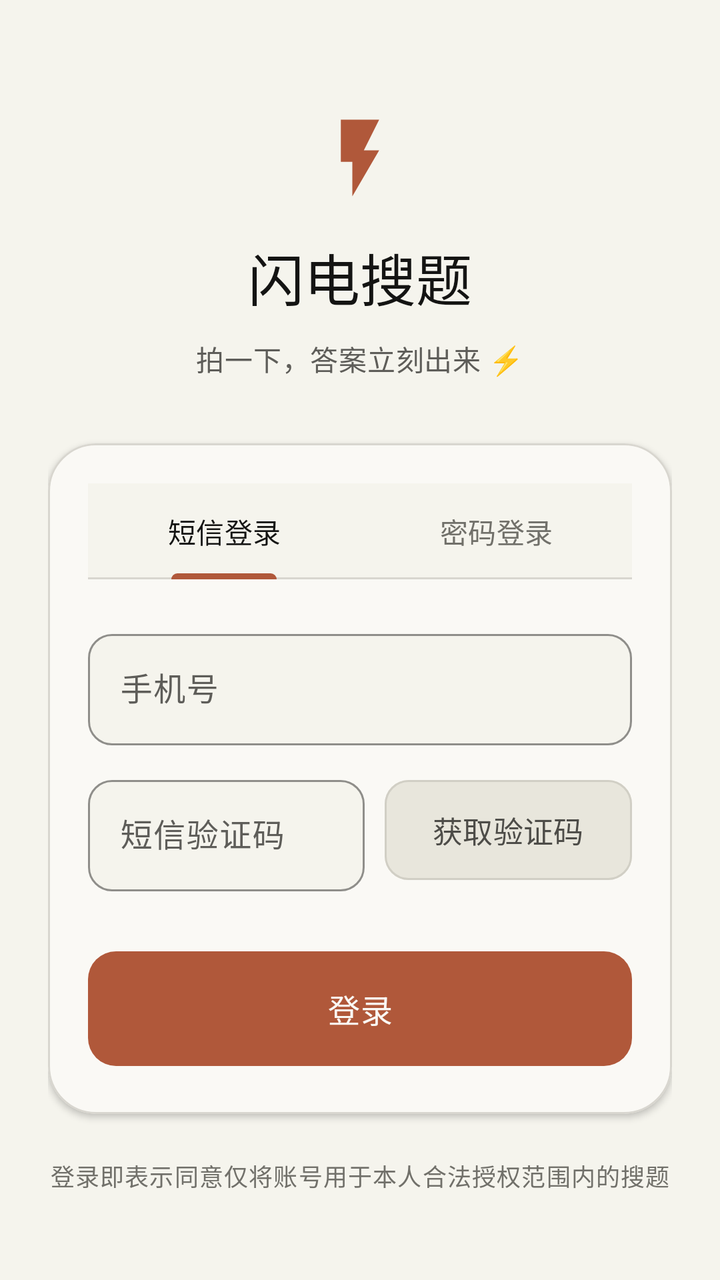
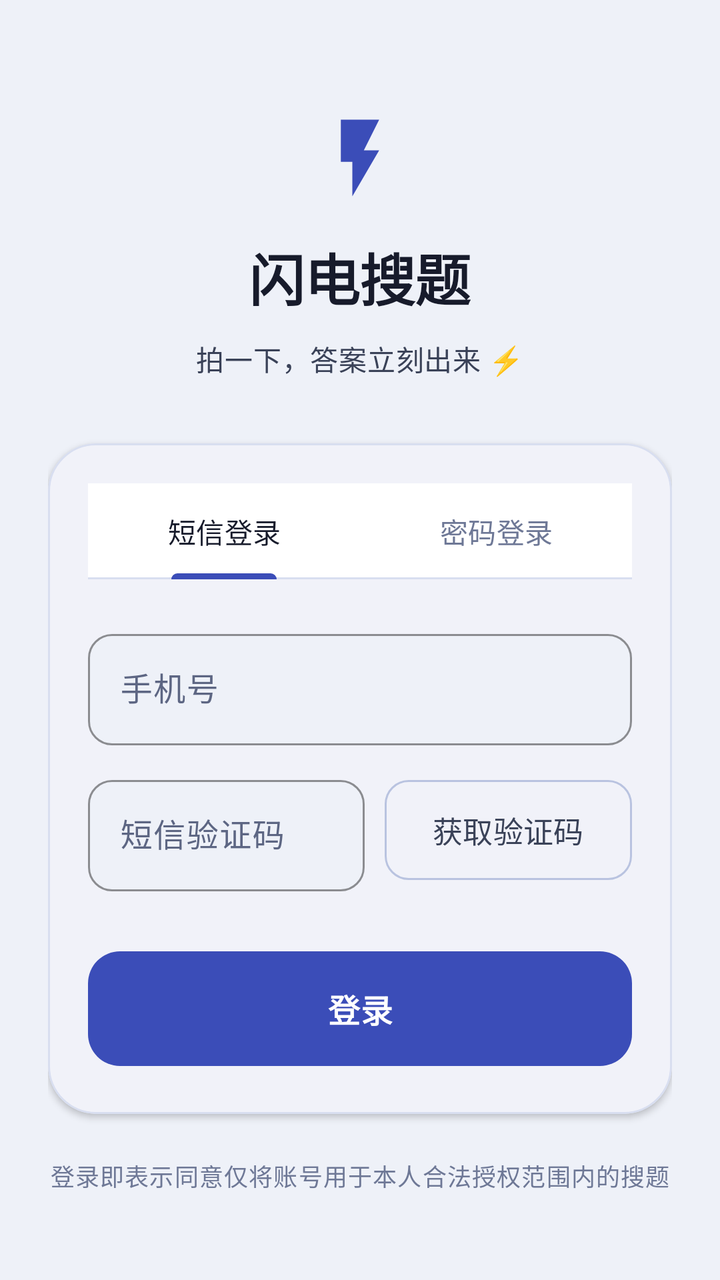

The first picture is an Android layout as it rendered before a commit; the second is the same layout after the commit. The layout source and the unified diff follow.
<!-- AndroidManifest.xml: application theme Theme.FlashSearch -->
<!-- res/layout/activity_login.xml -->
<?xml version="1.0" encoding="utf-8"?>
<ScrollView xmlns:android="http://schemas.android.com/apk/res/android"
    xmlns:app="http://schemas.android.com/apk/res-auto"
    android:id="@+id/root"
    android:layout_width="match_parent"
    android:layout_height="match_parent"
    android:background="?android:attr/colorBackground"
    android:fillViewport="true">

    <LinearLayout
        android:layout_width="match_parent"
        android:layout_height="wrap_content"
        android:gravity="center_horizontal"
        android:orientation="vertical"
        android:paddingStart="24dp"
        android:paddingTop="56dp"
        android:paddingEnd="24dp"
        android:paddingBottom="32dp">

        <ImageView
            android:layout_width="46dp"
            android:layout_height="46dp"
            android:contentDescription="@string/app_name"
            android:src="@drawable/ic_bolt"
            app:tint="@color/terracotta" />

        <TextView
            android:layout_width="wrap_content"
            android:layout_height="wrap_content"
            android:layout_marginTop="16dp"
            android:text="@string/app_name"
            android:textAppearance="@style/TextAppearance.FlashSearch.Serif.Display" />

        <TextView
            android:layout_width="wrap_content"
            android:layout_height="wrap_content"
            android:layout_marginTop="10dp"
            android:text="@string/brand_tagline"
            android:textAppearance="@style/TextAppearance.FlashSearch.Body" />

        <com.google.android.material.card.MaterialCardView
            android:layout_width="match_parent"
            android:layout_height="wrap_content"
            android:layout_marginTop="32dp"
            app:cardBackgroundColor="@color/ivory"
            app:cardCornerRadius="24dp"
            app:cardElevation="2dp"
            app:strokeColor="@color/border_cream"
            app:strokeWidth="1dp">

            <LinearLayout
                android:layout_width="match_parent"
                android:layout_height="wrap_content"
                android:orientation="vertical"
                android:padding="20dp">

                <com.google.android.material.tabs.TabLayout
                    android:id="@+id/modeTabs"
                    android:layout_width="match_parent"
                    android:layout_height="wrap_content"
                    app:tabIndicatorColor="@color/terracotta"
                    app:tabIndicatorFullWidth="false"
                    app:tabMode="fixed"
                    app:tabSelectedTextColor="@color/near_black"
                    app:tabTextColor="@color/stone_gray">

                    <com.google.android.material.tabs.TabItem
                        android:layout_width="wrap_content"
                        android:layout_height="wrap_content"
                        android:text="@string/login_tab_sms" />

                    <com.google.android.material.tabs.TabItem
                        android:layout_width="wrap_content"
                        android:layout_height="wrap_content"
                        android:text="@string/login_tab_password" />
                </com.google.android.material.tabs.TabLayout>

                <com.google.android.material.textfield.TextInputLayout
                    android:layout_width="match_parent"
                    android:layout_height="wrap_content"
                    android:layout_marginTop="22dp"
                    android:hint="@string/login_hint_phone"
                    app:boxBackgroundColor="@color/parchment"
                    app:boxCornerRadiusBottomEnd="12dp"
                    app:boxCornerRadiusBottomStart="12dp"
                    app:boxCornerRadiusTopEnd="12dp"
                    app:boxCornerRadiusTopStart="12dp"
                    app:boxStrokeColor="@color/terracotta">

                    <com.google.android.material.textfield.TextInputEditText
                        android:id="@+id/phoneInput"
                        android:layout_width="match_parent"
                        android:layout_height="wrap_content"
                        android:inputType="phone"
                        android:maxLength="11" />
                </com.google.android.material.textfield.TextInputLayout>

                <LinearLayout
                    android:id="@+id/codeRow"
                    android:layout_width="match_parent"
                    android:layout_height="wrap_content"
                    android:layout_marginTop="12dp"
                    android:gravity="center_vertical"
                    android:orientation="horizontal">

                    <com.google.android.material.textfield.TextInputLayout
                        android:layout_width="0dp"
                        android:layout_height="wrap_content"
                        android:layout_weight="1"
                        android:hint="@string/login_hint_code"
                        app:boxBackgroundColor="@color/parchment"
                        app:boxCornerRadiusBottomEnd="12dp"
                        app:boxCornerRadiusBottomStart="12dp"
                        app:boxCornerRadiusTopEnd="12dp"
                        app:boxCornerRadiusTopStart="12dp"
                        app:boxStrokeColor="@color/terracotta">

                        <com.google.android.material.textfield.TextInputEditText
                            android:id="@+id/codeInput"
                            android:layout_width="match_parent"
                            android:layout_height="wrap_content"
                            android:inputType="number"
                            android:maxLength="8" />
                    </com.google.android.material.textfield.TextInputLayout>

                    <com.google.android.material.button.MaterialButton
                        android:id="@+id/sendCodeButton"
                        style="@style/Widget.FlashSearch.SecondaryButton"
                        android:layout_width="wrap_content"
                        android:layout_height="wrap_content"
                        android:layout_marginStart="10dp"
                        android:text="@string/action_send_code" />
                </LinearLayout>

                <com.google.android.material.textfield.TextInputLayout
                    android:id="@+id/passwordBox"
                    android:layout_width="match_parent"
                    android:layout_height="wrap_content"
                    android:layout_marginTop="12dp"
                    android:hint="@string/login_hint_password"
                    android:visibility="gone"
                    app:boxBackgroundColor="@color/parchment"
                    app:boxCornerRadiusBottomEnd="12dp"
                    app:boxCornerRadiusBottomStart="12dp"
                    app:boxCornerRadiusTopEnd="12dp"
                    app:boxCornerRadiusTopStart="12dp"
                    app:boxStrokeColor="@color/terracotta"
                    app:endIconMode="password_toggle">

                    <com.google.android.material.textfield.TextInputEditText
                        android:id="@+id/passwordInput"
                        android:layout_width="match_parent"
                        android:layout_height="wrap_content"
                        android:inputType="textPassword" />
                </com.google.android.material.textfield.TextInputLayout>

                <com.google.android.material.button.MaterialButton
                    android:id="@+id/loginButton"
                    style="@style/Widget.FlashSearch.PrimaryButton"
                    android:layout_width="match_parent"
                    android:layout_height="wrap_content"
                    android:layout_marginTop="26dp"
                    android:text="@string/action_login" />

                <ProgressBar
                    android:id="@+id/progress"
                    android:layout_width="wrap_content"
                    android:layout_height="wrap_content"
                    android:layout_gravity="center_horizontal"
                    android:layout_marginTop="16dp"
                    android:indeterminateTint="@color/terracotta"
                    android:visibility="gone" />
            </LinearLayout>
        </com.google.android.material.card.MaterialCardView>

        <TextView
            android:layout_width="match_parent"
            android:layout_height="wrap_content"
            android:layout_marginTop="22dp"
            android:gravity="center"
            android:text="@string/login_privacy_hint"
            android:textAppearance="@style/TextAppearance.FlashSearch.Caption" />
    </LinearLayout>
</ScrollView>
<!-- resources referenced by this layout -->
<resources>
  <color name="border_cream">#D8D6CF</color>
  <color name="ivory">#FAF9F5</color>
  <color name="near_black">#141413</color>
  <color name="parchment">#F5F4ED</color>
  <color name="stone_gray">#71706A</color>
  <color name="terracotta">#B0583A</color>
  <style name="TextAppearance.FlashSearch.Body" parent="TextAppearance.Material3.BodyMedium">
          <item name="android:lineSpacingMultiplier">1.5</item>
          <item name="android:textColor">@color/olive_gray</item>
      </style>
  <style name="TextAppearance.FlashSearch.Caption" parent="TextAppearance.Material3.BodySmall">
          <item name="android:lineSpacingMultiplier">1.4</item>
          <item name="android:textColor">@color/stone_gray</item>
      </style>
  <style name="TextAppearance.FlashSearch.Serif.Display" parent="TextAppearance.Material3.HeadlineMedium">
          <item name="android:fontFamily">serif</item>
          <item name="android:textStyle">normal</item>
          <item name="android:textColor">@color/near_black</item>
          <item name="android:letterSpacing">0</item>
          <item name="android:lineSpacingMultiplier">1.15</item>
          <item name="android:textFontWeight" tools:targetApi="28">500</item>
      </style>
  <style name="Widget.FlashSearch.PrimaryButton" parent="Widget.Material3.Button">
          <item name="backgroundTint">@color/terracotta</item>
          <item name="android:textColor">@color/ivory</item>
          <item name="android:paddingTop">17dp</item>
          <item name="android:paddingBottom">17dp</item>
          <item name="android:textSize">16sp</item>
          <item name="android:letterSpacing">0.01</item>
          <item name="cornerRadius">14dp</item>
          <item name="iconSize">20dp</item>
          <item name="iconGravity">textStart</item>
          <item name="iconPadding">10dp</item>
          <item name="iconTint">@color/ivory</item>
          <item name="elevation">0dp</item>
          <item name="rippleColor">#33FFFFFF</item>
      </style>
  <style name="Widget.FlashSearch.SecondaryButton" parent="Widget.Material3.Button.OutlinedButton">
          <item name="backgroundTint">@color/warm_sand</item>
          <item name="android:textColor">@color/charcoal_warm</item>
          <item name="strokeColor">@color/ring_warm</item>
          <item name="strokeWidth">1dp</item>
          <item name="cornerRadius">12dp</item>
          <item name="android:paddingTop">14dp</item>
          <item name="android:paddingBottom">14dp</item>
          <item name="android:textSize">15sp</item>
          <item name="iconTint">@color/charcoal_warm</item>
          <item name="elevation">0dp</item>
      </style>
  <style name="Theme.FlashSearch" parent="Theme.Material3.DayNight.NoActionBar">
          <item name="colorPrimary">@color/terracotta</item>
          <item name="colorOnPrimary">@color/ivory</item>
          <item name="colorPrimaryContainer">@color/warm_sand</item>
          <item name="colorOnPrimaryContainer">@color/charcoal_warm</item>
          <item name="colorSecondary">@color/coral</item>
          <item name="colorOnSecondary">@color/near_black</item>
          <item name="colorError">@color/error_crimson</item>
  
          <item name="colorSurface">@color/parchment</item>
          <item name="colorOnSurface">@color/near_black</item>
          <item name="colorSurfaceVariant">@color/ivory</item>
          <item name="colorOnSurfaceVariant">@color/olive_gray</item>
          <item name="colorSurfaceContainerLowest">@color/pure_white</item>
          <item name="colorSurfaceContainerLow">@color/ivory</item>
          <item name="colorSurfaceContainer">@color/ivory</item>
          <item name="colorSurfaceContainerHigh">@color/warm_sand</item>
          <item name="colorSurfaceContainerHighest">@color/warm_sand</item>
          <item name="colorOutline">@color/ring_warm</item>
          <item name="colorOutlineVariant">@color/border_cream</item>
  
          <item name="android:colorBackground">@color/parchment</item>
          <item name="android:windowBackground">@color/parchment</item>
          <item name="android:statusBarColor">@android:color/transparent</item>
          <item name="android:navigationBarColor">@android:color/transparent</item>
          
          <item name="android:windowLightStatusBar" tools:targetApi="23">true</item>
          <item name="android:windowLightNavigationBar" tools:targetApi="27">true</item>
      </style>
  <color name="olive_gray">#5E5D59</color>
  <color name="warm_sand">#E8E6DC</color>
  <color name="charcoal_warm">#4D4C48</color>
  <color name="ring_warm">#D1CFC5</color>
  <color name="coral">#D97757</color>
  <color name="error_crimson">#B53333</color>
  <color name="pure_white">#FFFFFF</color>
  <!-- unchanged entries left out for length: 11 -->
</resources>

<!-- the commit's change to res/layout/activity_login.xml (unified diff, before → after) -->
@@ -22,14 +22,14 @@
             android:layout_height="46dp"
             android:contentDescription="@string/app_name"
             android:src="@drawable/ic_bolt"
-            app:tint="@color/terracotta" />
+            app:tint="@color/brand" />
 
         <TextView
             android:layout_width="wrap_content"
             android:layout_height="wrap_content"
             android:layout_marginTop="16dp"
             android:text="@string/app_name"
-            android:textAppearance="@style/TextAppearance.FlashSearch.Serif.Display" />
+            android:textAppearance="@style/TextAppearance.FlashSearch.Display" />
 
         <TextView
             android:layout_width="wrap_content"
@@ -42,10 +42,10 @@
             android:layout_width="match_parent"
             android:layout_height="wrap_content"
             android:layout_marginTop="32dp"
-            app:cardBackgroundColor="@color/ivory"
+            app:cardBackgroundColor="@color/surface"
             app:cardCornerRadius="24dp"
             app:cardElevation="2dp"
-            app:strokeColor="@color/border_cream"
+            app:strokeColor="@color/line"
             app:strokeWidth="1dp">
 
             <LinearLayout
@@ -58,11 +58,11 @@
                     android:id="@+id/modeTabs"
                     android:layout_width="match_parent"
                     android:layout_height="wrap_content"
-                    app:tabIndicatorColor="@color/terracotta"
+                    app:tabIndicatorColor="@color/brand"
                     app:tabIndicatorFullWidth="false"
                     app:tabMode="fixed"
-                    app:tabSelectedTextColor="@color/near_black"
-                    app:tabTextColor="@color/stone_gray">
+                    app:tabSelectedTextColor="@color/ink"
+                    app:tabTextColor="@color/ink_tertiary">
 
                     <com.google.android.material.tabs.TabItem
                         android:layout_width="wrap_content"
@@ -80,12 +80,12 @@
                     android:layout_height="wrap_content"
                     android:layout_marginTop="22dp"
                     android:hint="@string/login_hint_phone"
-                    app:boxBackgroundColor="@color/parchment"
+                    app:boxBackgroundColor="@color/bg"
                     app:boxCornerRadiusBottomEnd="12dp"
                     app:boxCornerRadiusBottomStart="12dp"
                     app:boxCornerRadiusTopEnd="12dp"
                     app:boxCornerRadiusTopStart="12dp"
-                    app:boxStrokeColor="@color/terracotta">
+                    app:boxStrokeColor="@color/brand">
 
                     <com.google.android.material.textfield.TextInputEditText
                         android:id="@+id/phoneInput"
@@ -108,12 +108,12 @@
                         android:layout_height="wrap_content"
                         android:layout_weight="1"
                         android:hint="@string/login_hint_code"
-                        app:boxBackgroundColor="@color/parchment"
+                        app:boxBackgroundColor="@color/bg"
                         app:boxCornerRadiusBottomEnd="12dp"
                         app:boxCornerRadiusBottomStart="12dp"
                         app:boxCornerRadiusTopEnd="12dp"
                         app:boxCornerRadiusTopStart="12dp"
-                        app:boxStrokeColor="@color/terracotta">
+                        app:boxStrokeColor="@color/brand">
 
                         <com.google.android.material.textfield.TextInputEditText
                             android:id="@+id/codeInput"
@@ -139,12 +139,12 @@
                     android:layout_marginTop="12dp"
                     android:hint="@string/login_hint_password"
                     android:visibility="gone"
-                    app:boxBackgroundColor="@color/parchment"
+                    app:boxBackgroundColor="@color/bg"
                     app:boxCornerRadiusBottomEnd="12dp"
                     app:boxCornerRadiusBottomStart="12dp"
                     app:boxCornerRadiusTopEnd="12dp"
                     app:boxCornerRadiusTopStart="12dp"
-                    app:boxStrokeColor="@color/terracotta"
+                    app:boxStrokeColor="@color/brand"
                     app:endIconMode="password_toggle">
 
                     <com.google.android.material.textfield.TextInputEditText
@@ -168,7 +168,7 @@
                     android:layout_height="wrap_content"
                     android:layout_gravity="center_horizontal"
                     android:layout_marginTop="16dp"
-                    android:indeterminateTint="@color/terracotta"
+                    android:indeterminateTint="@color/brand"
                     android:visibility="gone" />
             </LinearLayout>
         </com.google.android.material.card.MaterialCardView>
<!-- resource entries referenced after the edit -->
@@ -1,90 +1,96 @@
 <!-- resources referenced by this layout -->
 <resources>
-  <color name="border_cream">#D8D6CF</color>
-  <color name="ivory">#FAF9F5</color>
-  <color name="near_black">#141413</color>
-  <color name="parchment">#F5F4ED</color>
-  <color name="stone_gray">#71706A</color>
-  <color name="terracotta">#B0583A</color>
+  <color name="bg">#EEF1F8</color>
+  <color name="brand">#3B4DB8</color>
+  <color name="ink">#171B2B</color>
+  <color name="ink_tertiary">#6E7896</color>
+  <color name="line">#D8DEF0</color>
+  <color name="surface">#FFFFFF</color>
   <style name="TextAppearance.FlashSearch.Body" parent="TextAppearance.Material3.BodyMedium">
           <item name="android:lineSpacingMultiplier">1.5</item>
-          <item name="android:textColor">@color/olive_gray</item>
+          <item name="android:textColor">@color/ink_body</item>
       </style>
   <style name="TextAppearance.FlashSearch.Caption" parent="TextAppearance.Material3.BodySmall">
           <item name="android:lineSpacingMultiplier">1.4</item>
-          <item name="android:textColor">@color/stone_gray</item>
+          <item name="android:textColor">@color/ink_tertiary</item>
       </style>
-  <style name="TextAppearance.FlashSearch.Serif.Display" parent="TextAppearance.Material3.HeadlineMedium">
-          <item name="android:fontFamily">serif</item>
-          <item name="android:textStyle">normal</item>
-          <item name="android:textColor">@color/near_black</item>
-          <item name="android:letterSpacing">0</item>
-          <item name="android:lineSpacingMultiplier">1.15</item>
-          <item name="android:textFontWeight" tools:targetApi="28">500</item>
+  <style name="TextAppearance.FlashSearch.Display" parent="TextAppearance.Material3.HeadlineMedium">
+          <item name="android:textStyle">bold</item>
+          <item name="android:textColor">@color/ink</item>
+          <item name="android:letterSpacing">-0.01</item>
+          <item name="android:lineSpacingMultiplier">1.2</item>
       </style>
   <style name="Widget.FlashSearch.PrimaryButton" parent="Widget.Material3.Button">
-          <item name="backgroundTint">@color/terracotta</item>
-          <item name="android:textColor">@color/ivory</item>
+          <item name="backgroundTint">@color/brand</item>
+          <item name="android:textColor">@color/on_brand</item>
           <item name="android:paddingTop">17dp</item>
           <item name="android:paddingBottom">17dp</item>
           <item name="android:textSize">16sp</item>
+          <item name="android:textStyle">bold</item>
           <item name="android:letterSpacing">0.01</item>
-          <item name="cornerRadius">14dp</item>
+          <item name="cornerRadius">@dimen/radius_md</item>
           <item name="iconSize">20dp</item>
           <item name="iconGravity">textStart</item>
           <item name="iconPadding">10dp</item>
-          <item name="iconTint">@color/ivory</item>
-          <item name="elevation">0dp</item>
-          <item name="rippleColor">#33FFFFFF</item>
+          <item name="iconTint">@color/on_brand</item>
+          <item name="elevation">2dp</item>
+          
+          <item name="rippleColor">@color/brand_pressed</item>
       </style>
   <style name="Widget.FlashSearch.SecondaryButton" parent="Widget.Material3.Button.OutlinedButton">
-          <item name="backgroundTint">@color/warm_sand</item>
-          <item name="android:textColor">@color/charcoal_warm</item>
-          <item name="strokeColor">@color/ring_warm</item>
+          <item name="backgroundTint">@color/surface</item>
+          <item name="android:textColor">@color/ink_body</item>
+          <item name="strokeColor">@color/line_strong</item>
           <item name="strokeWidth">1dp</item>
-          <item name="cornerRadius">12dp</item>
+          <item name="cornerRadius">@dimen/radius_sm</item>
           <item name="android:paddingTop">14dp</item>
           <item name="android:paddingBottom">14dp</item>
           <item name="android:textSize">15sp</item>
-          <item name="iconTint">@color/charcoal_warm</item>
+          <item name="iconTint">@color/ink_body</item>
           <item name="elevation">0dp</item>
       </style>
   <style name="Theme.FlashSearch" parent="Theme.Material3.DayNight.NoActionBar">
-          <item name="colorPrimary">@color/terracotta</item>
-          <item name="colorOnPrimary">@color/ivory</item>
-          <item name="colorPrimaryContainer">@color/warm_sand</item>
-          <item name="colorOnPrimaryContainer">@color/charcoal_warm</item>
-          <item name="colorSecondary">@color/coral</item>
-          <item name="colorOnSecondary">@color/near_black</item>
-          <item name="colorError">@color/error_crimson</item>
+          <item name="colorPrimary">@color/brand</item>
+          <item name="colorOnPrimary">@color/on_brand</item>
+          <item name="colorPrimaryContainer">@color/brand_container</item>
+          <item name="colorOnPrimaryContainer">@color/on_brand_container</item>
+          <item name="colorSecondary">@color/link</item>
+          <item name="colorOnSecondary">@color/on_brand</item>
+          <item name="colorError">@color/danger</item>
   
-          <item name="colorSurface">@color/parchment</item>
-          <item name="colorOnSurface">@color/near_black</item>
-          <item name="colorSurfaceVariant">@color/ivory</item>
-          <item name="colorOnSurfaceVariant">@color/olive_gray</item>
-          <item name="colorSurfaceContainerLowest">@color/pure_white</item>
-          <item name="colorSurfaceContainerLow">@color/ivory</item>
-          <item name="colorSurfaceContainer">@color/ivory</item>
-          <item name="colorSurfaceContainerHigh">@color/warm_sand</item>
-          <item name="colorSurfaceContainerHighest">@color/warm_sand</item>
-          <item name="colorOutline">@color/ring_warm</item>
-          <item name="colorOutlineVariant">@color/border_cream</item>
+          <item name="colorSurface">@color/surface</item>
+          <item name="colorOnSurface">@color/ink</item>
+          <item name="colorSurfaceVariant">@color/surface_alt</item>
+          <item name="colorOnSurfaceVariant">@color/ink_secondary</item>
+          <item name="colorSurfaceContainerLowest">@color/surface</item>
+          <item name="colorSurfaceContainerLow">@color/surface</item>
+          <item name="colorSurfaceContainer">@color/surface_alt</item>
+          <item name="colorSurfaceContainerHigh">@color/surface_sunken</item>
+          <item name="colorSurfaceContainerHighest">@color/surface_sunken</item>
+          <item name="colorOutline">@color/line_strong</item>
+          <item name="colorOutlineVariant">@color/line</item>
   
-          <item name="android:colorBackground">@color/parchment</item>
-          <item name="android:windowBackground">@color/parchment</item>
+          <item name="android:colorBackground">@color/bg</item>
+          <item name="android:windowBackground">@color/bg</item>
           <item name="android:statusBarColor">@android:color/transparent</item>
           <item name="android:navigationBarColor">@android:color/transparent</item>
           
           <item name="android:windowLightStatusBar" tools:targetApi="23">true</item>
           <item name="android:windowLightNavigationBar" tools:targetApi="27">true</item>
       </style>
-  <color name="olive_gray">#5E5D59</color>
-  <color name="warm_sand">#E8E6DC</color>
-  <color name="charcoal_warm">#4D4C48</color>
-  <color name="ring_warm">#D1CFC5</color>
-  <color name="coral">#D97757</color>
-  <color name="error_crimson">#B53333</color>
-  <color name="pure_white">#FFFFFF</color>
+  <color name="ink_body">#3A4258</color>
+  <color name="on_brand">#FFFFFF</color>
+  <dimen name="radius_md">16dp</dimen>
+  <color name="brand_pressed">#2E3D99</color>
+  <color name="line_strong">#B9C3E0</color>
+  <dimen name="radius_sm">12dp</dimen>
+  <color name="brand_container">#E4E9FC</color>
+  <color name="on_brand_container">#1F2A6E</color>
+  <color name="link">#2E6BE6</color>
+  <color name="danger">#CC3333</color>
+  <color name="surface_alt">#F6F8FD</color>
+  <color name="ink_secondary">#5D6683</color>
+  <color name="surface_sunken">#E3E8F4</color>
   <!-- unchanged entries left out for length: 11 -->
 </resources>
 
